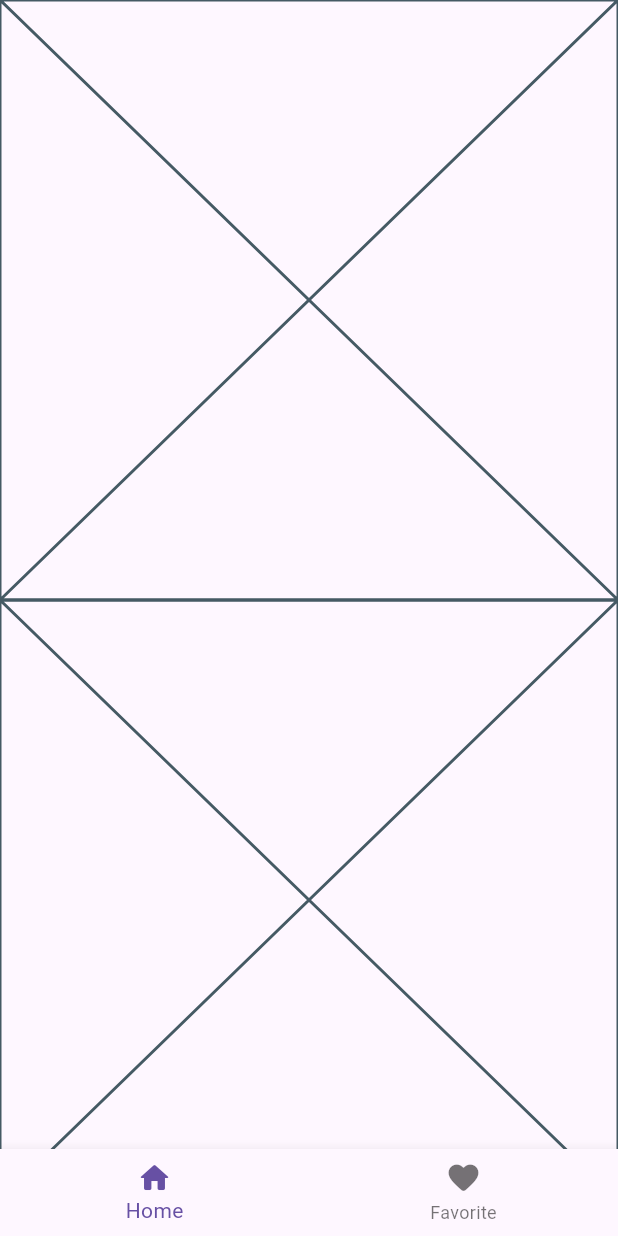
After one commit to vngerus/1st_Flutter_App, a Flutter app: the screen it shows after launch, after a tap on "Adopt App", on a phone screen of 412 x 824 dp. The commit adds this screen. Run offline on Flutter 3.47's test engine with Material 3 defaults, Android fonts, the light colour scheme and no system bars; our stand-ins replace audioplayers, bloc, equatable, flutter_bloc, shared_preferences.

Commit message:
feat: adopt app

```diff
--- /dev/null
+++ b/lib/adopt_app/adopt_app.dart
@@ -0,0 +1,41 @@
+import 'package:firstflutterapp/adopt_app/widget/adopt_appbar.dart';
+import 'package:firstflutterapp/adopt_app/widget/adopt_filter.dart';
+import 'package:firstflutterapp/adopt_app/widget/adopt_list.dart';
+import 'package:flutter/material.dart';
+
+class AdoptAppPage extends StatelessWidget {
+  const AdoptAppPage({super.key});
+
+  @override
+  Widget build(BuildContext context) {
+    return Scaffold(
+      body: const Column(
+        children: [
+          AdoptAppbBarWidget(),
+          AdoptFilterWidget(),
+          AdoptListWidget(),
+        ],
+      ),
+      bottomNavigationBar: BottomNavigationBar(
+        items: const [
+          BottomNavigationBarItem(
+            icon: Icon(Icons.home_rounded),
+            label: 'Home',
+          ),
+          BottomNavigationBarItem(
+            icon: Icon(Icons.favorite_rounded),
+            label: 'Favorite',
+          ),
+        ],
+      ),
+    );
+  }
+}
+
+
+
+// backgroudColor: #DBE8DF
+// orange: #EE6D2D
+// brow: #3C2F20
+// browLight: #8E8E81
+// blueLight: #91C9B9
--- /dev/null
+++ b/lib/adopt_app/widget/adopt_appbar.dart
@@ -0,0 +1,10 @@
+import 'package:flutter/material.dart';
+
+class AdoptAppbBarWidget extends StatelessWidget {
+  const AdoptAppbBarWidget({super.key});
+
+  @override
+  Widget build(BuildContext context) {
+    return const Placeholder();
+  }
+}
--- /dev/null
+++ b/lib/adopt_app/widget/adopt_filter.dart
@@ -0,0 +1,10 @@
+import 'package:flutter/material.dart';
+
+class AdoptFilterWidget extends StatelessWidget {
+  const AdoptFilterWidget({super.key});
+
+  @override
+  Widget build(BuildContext context) {
+    return const Placeholder();
+  }
+}
--- /dev/null
+++ b/lib/adopt_app/widget/adopt_list.dart
@@ -0,0 +1,10 @@
+import 'package:flutter/material.dart';
+
+class AdoptListWidget extends StatelessWidget {
+  const AdoptListWidget({super.key});
+
+  @override
+  Widget build(BuildContext context) {
+    return const Placeholder();
+  }
+}
--- a/lib/menu.dart
+++ b/lib/menu.dart
@@ -1,3 +1,4 @@
+import 'package:firstflutterapp/adopt_app/adopt_app.dart';
 import 'package:firstflutterapp/audio_player/audio_info.dart';
 import 'package:firstflutterapp/audio_player/audio_player.dart';
 import 'package:firstflutterapp/bdd/indata.dart';
@@ -95,6 +96,17 @@ class Menu extends StatelessWidget {
               },
               child: const Text("Todo - Bloc"),
             ),
+            ElevatedButton(
+              onPressed: () {
+                Navigator.push(
+                  context,
+                  MaterialPageRoute(
+                    builder: (context) => const AdoptAppPage(),
+                  ),
+                );
+              },
+              child: const Text("Adopt App"),
+            ),
           ],
         ),
       ),
```
Also changed, not shown: lib/adopt_app/data.dart (added, +50 -0 lines).
